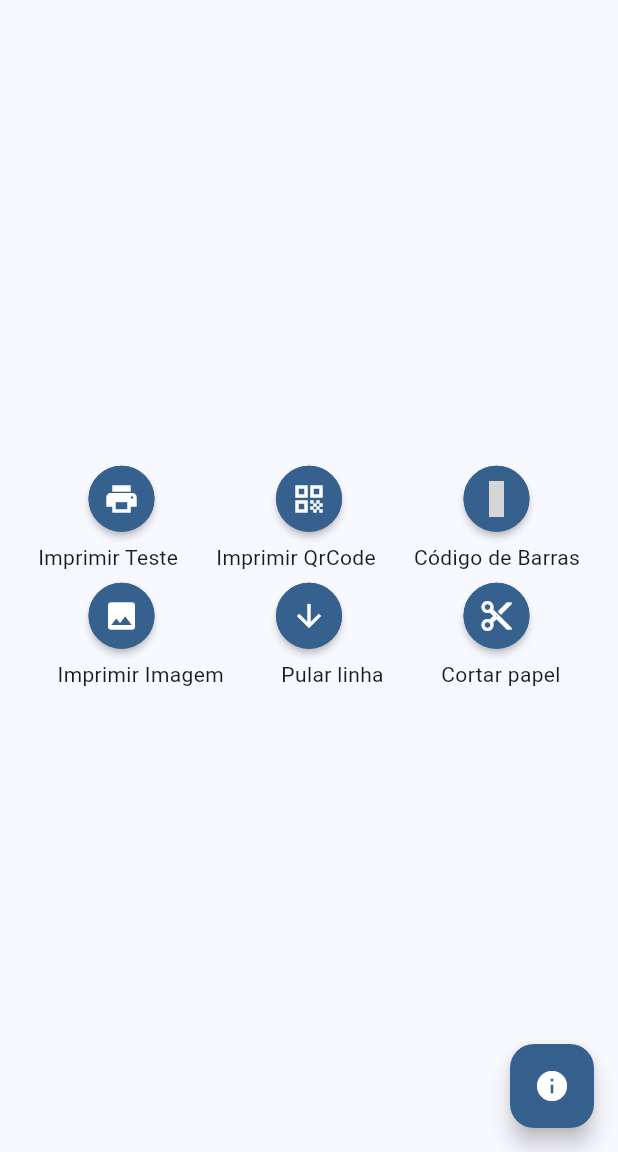
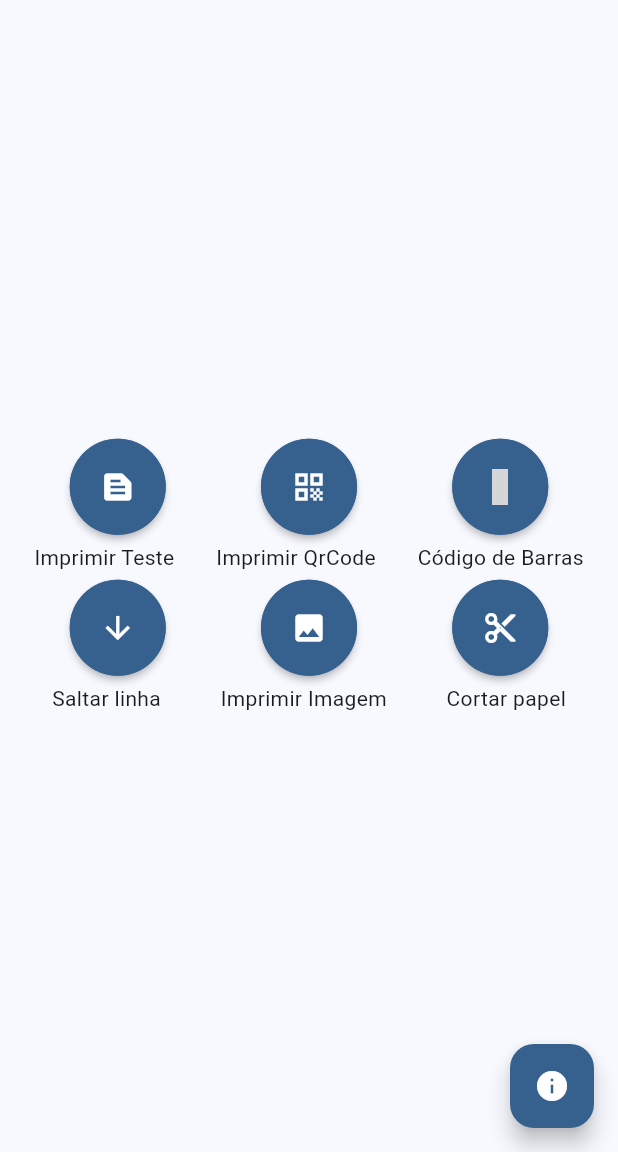
Before and after one commit to lnsiqueira/sunmiprinter, a Flutter app: the screen it shows after launch, on a phone screen of 412 x 824 dp, the part 84-1236 px from its top. Run offline on Flutter 3.47's test engine with Material 3 defaults, Android fonts, the phone set to English and light mode, and no system bars; our stand-ins replace flutter_material_design_icons, fluttertoast; grey boxes are pictures that could not be loaded.

Commit message:
:lipstick: feat: change style of icons

```diff
--- a/lib/screens/home_screen.dart
+++ b/lib/screens/home_screen.dart
@@ -129,27 +129,20 @@ class _MyHomePageState extends State<MyHomePage> {
       [
         Button(
           onPressed: onClickButtonImprimirTeste,
-          icon: Icon(Icons.print),
+          icon: Icon(Icons.text_snippet),
         ),
-        Button(
-            onPressed: onClickButtonImprimirQrCode, icon: Icon(Icons.qr_code)),
-        Button(
-            onPressed: onClickButtonImprimirCodigoDeBarras,
-            icon: Icon(MdiIcons.barcode)),
+        Button(onPressed: onClickButtonImprimirQrCode, icon: Icon(Icons.qr_code)),
+        Button(onPressed: onClickButtonImprimirCodigoDeBarras, icon: Icon(MdiIcons.barcode)),
       ],
       [
-        Text("Imprimir Teste"),
-        Text("Imprimir QrCode"),
-        Text("Código de Barras"),
+        Text("Imprimir Teste"), Text("Imprimir QrCode"), Text("Código de Barras"),
       ],
       [
+        Button(onPressed: onClickButtonPularLinha, icon: Icon(Icons.arrow_downward)),
         Button(onPressed: onClickButtonImprimirImagem, icon: Icon(Icons.image)),
-        Button(
-            onPressed: onClickButtonPularLinha,
-            icon: Icon(Icons.arrow_downward)),
         Button(onPressed: onClickButtonCortarPapel, icon: Icon(Icons.cut)),
       ],
-      [Text("Imprimir Imagem"), Text("Pular linha"), Text("Cortar papel")],
+      [Text("Saltar linha"), Text("Imprimir Imagem"), Text("Cortar papel")],
     ];
 
     return Scaffold(
@@ -164,14 +157,15 @@ class _MyHomePageState extends State<MyHomePage> {
                 children: widgetGroup.map((row) {
                   return Row(
                     mainAxisAlignment: MainAxisAlignment.spaceEvenly,
+                    spacing: 5,
                     children: row,
                   );
                 }).toList()) // This trailing comma makes auto-formatting nicer for build methods.
             ),
         floatingActionButton: FloatingActionButton(
-          backgroundColor: Theme.of(context).colorScheme.primary,
-          onPressed: onClickButtonEstadoImpressora,
-          child: Icon(Icons.info, color: Theme.of(context).colorScheme.onPrimary),
-        ));
+            backgroundColor: Theme.of(context).colorScheme.primary,
+            onPressed: onClickButtonEstadoImpressora,
+            child: Icon(Icons.info,
+                color: Theme.of(context).colorScheme.onPrimary)));
   }
 }
--- a/lib/widgets/button.dart
+++ b/lib/widgets/button.dart
@@ -20,7 +20,7 @@ class  Button extends StatelessWidget {
           .of(context)
           .colorScheme
           .onPrimary,
-      padding: EdgeInsets.symmetric(vertical: 10.0, horizontal: 15.0),
+      padding: EdgeInsets.symmetric(vertical: 20.0, horizontal: 20.0),
       shape: CircleBorder(
         side: BorderSide(
           color: Theme
```
